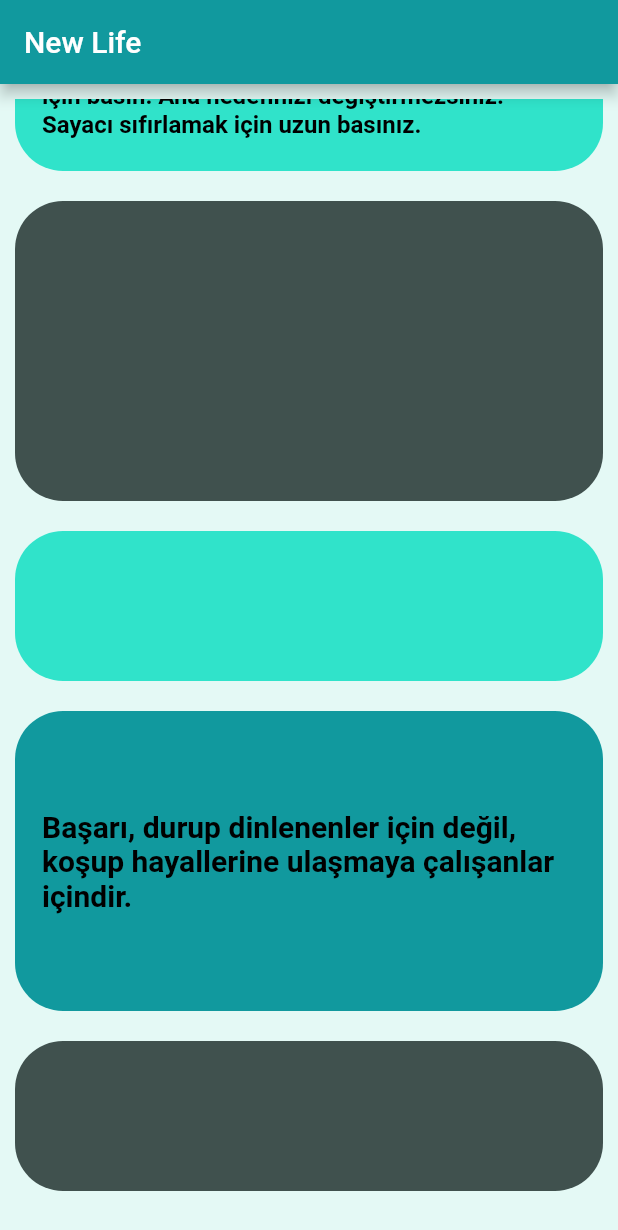
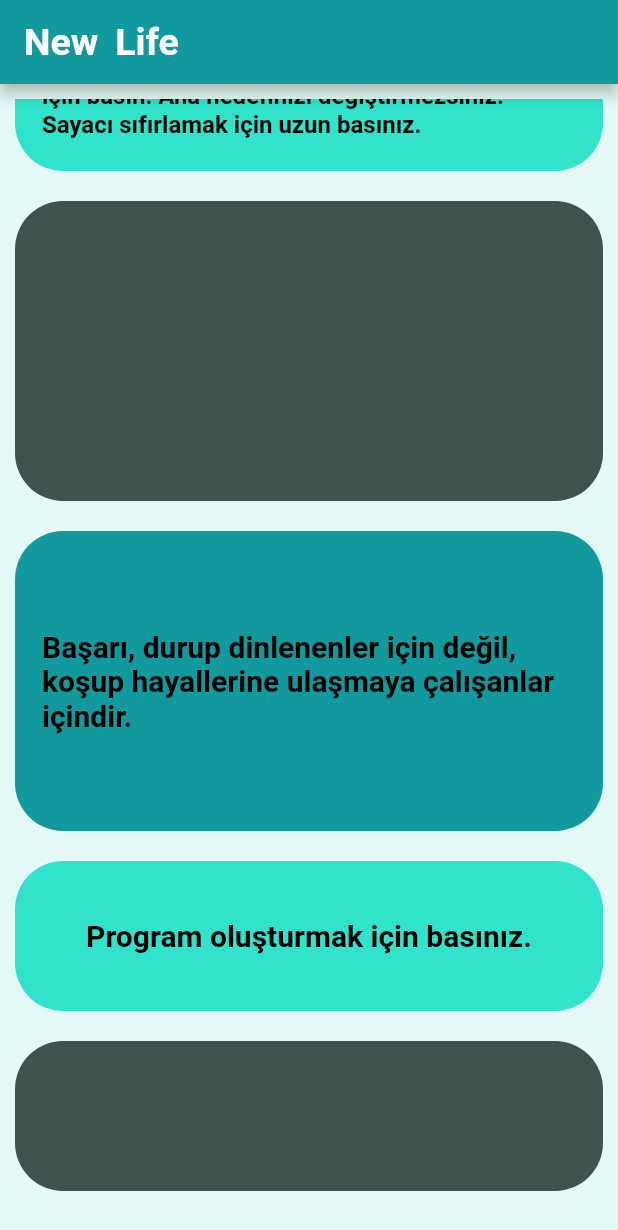
Before and after one commit to Erimsaholut/NewLife-app, a Flutter app: the screen it shows after launch, scrolled down 192 dp, on a phone screen of 412 x 824 dp. Shown: the top 1230 px of the screen. Run offline on Flutter 3.47's test engine with Material 2 defaults, Android fonts, the light colour scheme and no system bars; drawn by our look-alikes of auto_size_text; our stand-ins replace shared_preferences.

Commit message:
programMaker created

```diff
--- a/lib/chain.dart
+++ b/lib/functional_islands/chain/chain.dart
@@ -29,6 +29,7 @@ Future<String> getYear() async {
   }
 }
 
+//todo bunlar setStatelenebilir mi ki
 Future<void> startChain() async {
   print("başlatıldı");
   final SharedPreferences prefs = await SharedPreferences.getInstance();
--- a/lib/main.dart
+++ b/lib/main.dart
@@ -1,11 +1,14 @@
-import 'package:new_life/daily_quote.dart' as quote_utils;
-import 'package:new_life/chain_functions.dart';
-import 'package:new_life/widgetIsland.dart';
+import 'package:new_life/functional_islands/daily_quote/daily_quote.dart'
+    as quote_utils;
+import 'package:new_life/functional_islands/chain/chain_functions.dart';
+import 'package:new_life/tools/styles.dart';
+import 'package:new_life/functional_islands/chain/widgetIsland.dart';
 import 'package:flutter/material.dart';
-import 'package:new_life/islands.dart';
-import 'chain.dart' as chain_utils;
-import 'chain.dart';
-import 'formatted_date.dart';
+import 'package:new_life/tools/islands.dart';
+import 'functional_islands/chain/chain.dart' as chain_utils;
+import 'functional_islands/chain/chain.dart';
+import 'functional_islands/showDate/formatted_date.dart';
+import 'program_maker.dart';
 
 void main() {
   runApp(const MyApp());
@@ -30,7 +33,7 @@ class MyApp extends StatelessWidget {
       theme: ThemeData(
         primarySwatch: Colors.blue,
       ),
-      home: const MyHomePage(title: 'Flutter Demo Home Page'),
+      home: const MyHomePage(title: 'New Life'),
     );
   }
 }
@@ -49,6 +52,10 @@ class _MyHomePageState extends State<MyHomePage> {
   void initState() {
     super.initState();
     initializeChain();
+  }
+
+  void _setState() {
+    setState(() {});
   }
 
   void initializeChain() async {
@@ -79,9 +86,9 @@ class _MyHomePageState extends State<MyHomePage> {
   Widget build(BuildContext context) {
     return Scaffold(
       appBar: AppBar(
-        title: const Text(
+        title: Text(
           "New Life",
-          style: TextStyle(),
+          style: titleStyle(),
         ),
         backgroundColor: themeColor2,
       ),
@@ -92,7 +99,6 @@ class _MyHomePageState extends State<MyHomePage> {
           child: ListView(
             children: [
               const SizedBox(height: 20),
-
               Island(
                 themeColor: themeColor2,
                 text: formattedDate(),
@@ -119,14 +125,16 @@ class _MyHomePageState extends State<MyHomePage> {
                 themeColor: themeColor3,
                 size: 2,
               ),
-              Island(themeColor: themeColor1),
               Island(
                 themeColor: themeColor2,
                 size: 2,
                 text: quoteText,
               ),
               /*quote*/
-
+              ProgramMaker(
+                themeColor: themeColor1,
+              ),
+              /* Program oluşturma */
               Island(themeColor: themeColor3),
             ],
           ),
--- /dev/null
+++ b/lib/program_maker.dart
@@ -0,0 +1,64 @@
+import 'package:flutter/cupertino.dart';
+import 'package:flutter/material.dart';
+import 'package:auto_size_text/auto_size_text.dart';
+import 'package:new_life/tools/styles.dart';
+
+class ProgramMaker extends StatefulWidget {
+  final Color themeColor;
+  final double size;
+  final VoidCallback? onLongPressed;
+
+  const ProgramMaker({
+    Key? key,
+    required this.themeColor,
+    this.onLongPressed,
+    this.size = 1,
+  }) : super(key: key);
+
+  @override
+  _ProgramMakerState createState() => _ProgramMakerState();
+}
+
+class _ProgramMakerState extends State<ProgramMaker> {
+  double programSize = 1;
+  String programText = "Program oluşturmak için basınız.";
+  int targetCount = 1;
+
+  void makeBigger() {
+    setState(() {
+      programSize += 1;
+      programText = "Lütfen $targetCount. hedefinizi yazınız:";
+      targetCount += 1;
+    });
+  }
+
+  @override
+  Widget build(BuildContext context) {
+    return Column(
+      children: [
+        Container(
+          padding: const EdgeInsets.all(10),
+          height: 100 * widget.size,
+          decoration: BoxDecoration(
+            color: widget.themeColor,
+            borderRadius: const BorderRadius.all(Radius.circular(32.0)),
+          ),
+          child: TextButton(
+            onPressed: makeBigger,
+            onLongPress: widget.onLongPressed,
+            child: Center(
+              child: AutoSizeText(
+                programText,
+                maxLines: 6,
+                style: quoteStyle(),
+              ),
+            ),
+          ),
+        ),
+        const SizedBox(
+          height: 20,
+        ),
+      ],
+    );
+  }
+}
--- a/lib/tools/styles.dart
+++ b/lib/tools/styles.dart
@@ -2,7 +2,6 @@ import 'package:flutter/cupertino.dart';
 import 'package:flutter/material.dart';
 
 TextStyle buttonStyle(){
-
   return const TextStyle(color: CupertinoColors.black,fontSize: 15,);
 }
 
@@ -13,3 +12,12 @@ TextStyle quoteStyle(){
     fontSize: 20,
   );
 }
+
+TextStyle titleStyle(){
+  return const TextStyle(
+    color: Colors.white,
+    wordSpacing: 5,
+    fontWeight: FontWeight.bold,
+    fontSize: 25,
+  );
+}
--- a/pubspec.yaml
+++ b/pubspec.yaml
@@ -49,7 +49,6 @@ dev_dependencies:
   # rules and activating additional ones.
   flutter_lints: ^2.0.0
   auto_size_text: ^3.0.0
-  shared_preferences: ^2.2.0
 
 # For information on the generic Dart part of this file, see the
 # following page: https://dart.dev/tools/pub/pubspec
```
Also changed, not shown: lib/functional_islands/chain/widgetIsland.dart (renamed from lib/widgetIsland.dart, +11 -6 lines), lib/functional_islands/chain/chain_functions.dart (renamed from lib/chain_functions.dart), lib/functional_islands/daily_quote/daily_quote.dart (renamed from lib/daily_quote.dart), lib/functional_islands/showDate/formatted_date.dart (renamed from lib/formatted_date.dart), lib/tools/islands.dart (renamed from lib/islands.dart).
